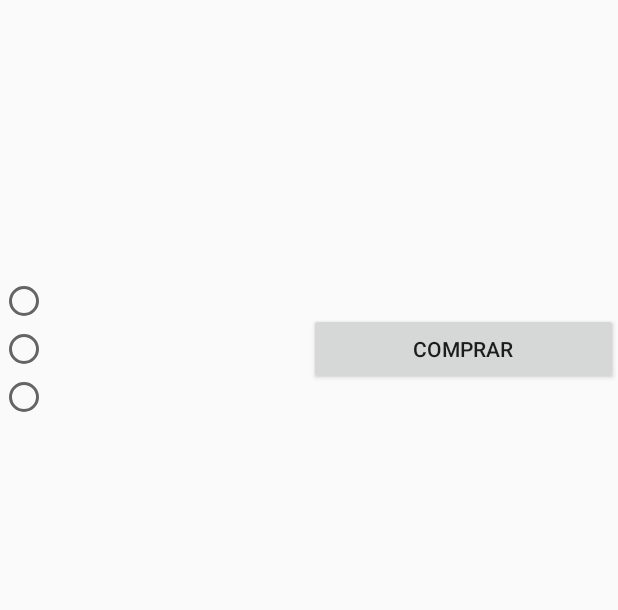
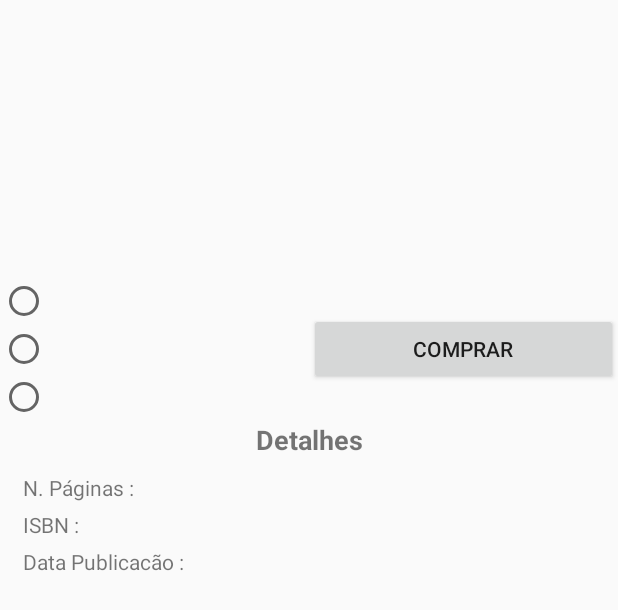
Before and after one commit to MathBrandino/CasaDoCodigo, an Android app: the layout activity_livro.xml on its own in the app's theme, with its tools: preview values and no code run, on a phone screen of 412 x 824 dp. Shown: the top 610 px of the screen. Run offline under Robolectric (Android 15) with nearby library versions, the phone set to English and light mode, and no system bars; network calls fail.

Commit message:
activity livro melhorada, remocao de opacao de troca de tema

```diff
--- a/app/build.gradle
+++ b/app/build.gradle
@@ -23,4 +23,5 @@ dependencies {
     compile fileTree(dir: 'libs', include: ['*.jar'])
     compile 'com.android.support:appcompat-v7:22.2.1'
     compile 'com.squareup.picasso:picasso:2.5.2'
+    compile 'com.android.support:design:22.2.0'
 }
--- a/app/src/main/AndroidManifest.xml
+++ b/app/src/main/AndroidManifest.xml
@@ -9,6 +9,7 @@
         android:icon="@drawable/casadocodigo"
         android:label="@string/app_name"
         android:theme="@style/Theme.AppCompat.Light.DarkActionBar"
+
         android:name=".aplication.CasaDoCodigoStore">
         <activity
             android:name=".activity.MainActivity"
@@ -24,6 +25,7 @@
             android:label="@string/livro"/>
 
         <activity android:name=".activity.CarrinhoComprasActivity"
+            android:windowSoftInputMode="stateHidden"
             android:label="@string/carrinho"/>
 
         <activity android:name=".activity.AutorActivity"
--- a/app/src/main/java/br/com/caelum/casadocodigo/activity/CarrinhoComprasActivity.java
+++ b/app/src/main/java/br/com/caelum/casadocodigo/activity/CarrinhoComprasActivity.java
@@ -32,7 +32,7 @@ import br.com.caelum.casadocodigo.servidor.ComunicaServidor;
 public class CarrinhoComprasActivity extends AppCompatActivity {
 
     private List<Item> itens;
-    private double contador = 0;
+    private double contador = 0.00;
     private CasaDoCodigoStore casaDoCodigoStore;
     private CarrinhoAdapter adapter;
     private String emailParaJson;
--- a/app/src/main/java/br/com/caelum/casadocodigo/aplication/CasaDoCodigoStore.java
+++ b/app/src/main/java/br/com/caelum/casadocodigo/aplication/CasaDoCodigoStore.java
@@ -19,6 +19,7 @@ public class CasaDoCodigoStore extends Application {
     private List<AsyncTask<?, ?, ?>> tasks = new ArrayList<>();
     private List<Livro> livros;
     private Activity activity;
+
 
     public CasaDoCodigoStore() {
         carrinho = new Carrinho();
--- a/app/src/main/res/layout/activity_livro.xml
+++ b/app/src/main/res/layout/activity_livro.xml
@@ -7,6 +7,7 @@
         android:layout_height="wrap_content">
         <LinearLayout
             android:layout_width="match_parent"
+            android:paddingTop="7sp"
             android:layout_height="150sp"
             android:orientation="horizontal">
             <ImageView
@@ -25,6 +26,7 @@
                     android:layout_gravity="center"
                     android:gravity="center"
                     android:textStyle="bold"
+                    android:textColor="#000000"
                     android:textSize="20sp"
                     android:layout_height="wrap_content"
                     android:id="@+id/nome_livro_detalhe"/>
@@ -90,5 +92,79 @@
 
         </LinearLayout>
 
+        <TextView
+            android:layout_width="match_parent"
+            android:layout_height="wrap_content"
+            android:textAlignment="center"
+            android:layout_gravity="center"
+            android:gravity="center"
+            android:text="@string/detalhes"
+            android:textStyle="bold"
+            android:textSize="18sp"/>
+
+        <LinearLayout
+            android:paddingLeft="15sp"
+            android:paddingTop="10sp"
+            android:layout_width="match_parent"
+            android:layout_height="wrap_content"
+            android:orientation="horizontal">
+
+            <TextView
+                android:layout_width="wrap_content"
+                android:layout_height="match_parent"
+                android:text="@string/paginas"/>
+
+            <TextView
+                android:layout_width="wrap_content"
+                android:paddingLeft="3sp"
+                android:layout_height="match_parent"
+                android:textStyle="bold"
+                android:id="@+id/livro_num_pag"/>
+
+        </LinearLayout>
+
+        <LinearLayout
+            android:paddingTop="5sp"
+            android:paddingLeft="15sp"
+            android:layout_width="match_parent"
+            android:layout_height="wrap_content"
+            android:orientation="horizontal">
+
+            <TextView
+                android:layout_width="wrap_content"
+                android:layout_height="match_parent"
+                android:text="@string/ISBN"/>
+
+            <TextView
+                android:layout_width="wrap_content"
+                android:paddingLeft="3sp"
+                android:layout_height="match_parent"
+                android:textStyle="bold"
+                android:id="@+id/livro_isbn"/>
+
+
+        </LinearLayout>
+
+        <LinearLayout
+            android:paddingTop="5sp"
+            android:layout_width="match_parent"
+            android:paddingLeft="15sp"
+            android:layout_height="wrap_content"
+            android:orientation="horizontal">
+
+            <TextView
+                android:layout_width="wrap_content"
+                android:layout_height="match_parent"
+                android:text="@string/publicacao"/>
+
+            <TextView
+                android:layout_width="wrap_content"
+                android:layout_height="match_parent"
+                android:textStyle="bold"
+                android:id="@+id/livro_data_publicacao"/>
+
+
+        </LinearLayout>
+
     </LinearLayout>
 </ScrollView>
--- a/app/src/main/res/layout/activity_main.xml
+++ b/app/src/main/res/layout/activity_main.xml
@@ -1,13 +1,14 @@
-<RelativeLayout xmlns:android="http://schemas.android.com/apk/res/android"
+<ReltiveLayout xmlns:android="http://schemas.android.com/apk/res/android"
     xmlns:tools="http://schemas.android.com/tools" android:layout_width="match_parent"
     android:layout_height="match_parent" android:paddingLeft="@dimen/activity_horizontal_margin"
     android:paddingRight="@dimen/activity_horizontal_margin"
     android:paddingTop="@dimen/activity_vertical_margin"
     android:paddingBottom="@dimen/activity_vertical_margin" tools:context=".MainActivity">
 
+
     <ListView
         android:layout_width="match_parent"
         android:layout_height="match_parent"
         android:id="@+id/lista_livros" />
 
-</RelativeLayout>
+</ReltiveLayout>
--- a/app/src/main/res/layout/email_compra.xml
+++ b/app/src/main/res/layout/email_compra.xml
@@ -7,6 +7,7 @@
         android:layout_width="match_parent"
         android:layout_height="0dp"
         android:layout_weight="1"
+        android:hint="@string/email"
         android:inputType="textEmailAddress"
         android:id="@+id/email_compra"/>
 
--- a/app/src/main/res/menu/menu_main.xml
+++ b/app/src/main/res/menu/menu_main.xml
@@ -6,4 +6,5 @@
     <item android:id="@+id/carrinho_compras" android:title="Carrinho"
         android:icon="@drawable/carrinho_vazio"
         android:orderInCategory="100" app:showAsAction="always" />
+
 </menu>
--- /dev/null
+++ b/app/src/main/res/menu/menu_navigation.xml
@@ -0,0 +1,4 @@
+<?xml version="1.0" encoding="utf-8"?>
+<menu xmlns:android="http://schemas.android.com/apk/res/android">
+
+</menu>
--- a/app/src/main/res/values/strings.xml
+++ b/app/src/main/res/values/strings.xml
@@ -5,8 +5,16 @@
     <string name="action_settings">Settings</string>
 
     <string name="comprar">Comprar</string>
+    <string name="mudar">Mudar</string>
     <string name="catalogo">Catálogo</string>
     <string name="livro">Livro</string>
     <string name="autores">Autores</string>
     <string name="carrinho">Carrinho</string>
+
+    <string name="detalhes">Detalhes</string>
+    <string name="paginas">N. Páginas :  </string>
+    <string name="ISBN">ISBN :  </string>
+    <string name="publicacao">Data Publicacão :  </string>
+
+    <string name="email">Digite seu email aqui</string>
 </resources>
```
Also changed, not shown: app/src/main/java/br/com/caelum/casadocodigo/activity/LivroActivity.java (+16 -0 lines), app/src/main/java/br/com/caelum/casadocodigo/activity/MainActivity.java (+10 -7 lines), app/src/main/java/br/com/caelum/casadocodigo/adapter/ListaDeLivrosAdapter.java (added, +149 -0 lines), app/src/main/java/br/com/caelum/casadocodigo/helper/LivrosActivityHelper.java (+18 -0 lines), 1 other file.
